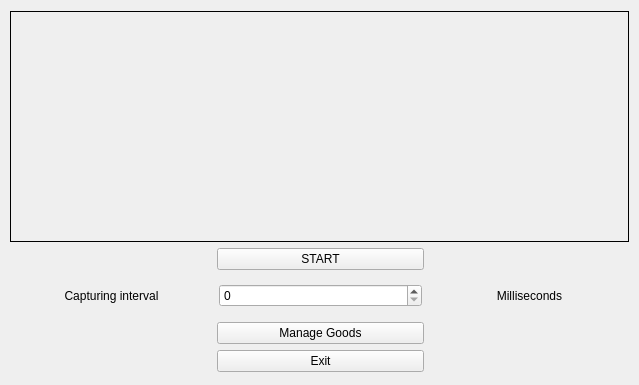
The window that exuserscreen.ui (mnxoid/Recognitor) describes before a commit, drawn with Qt 5.
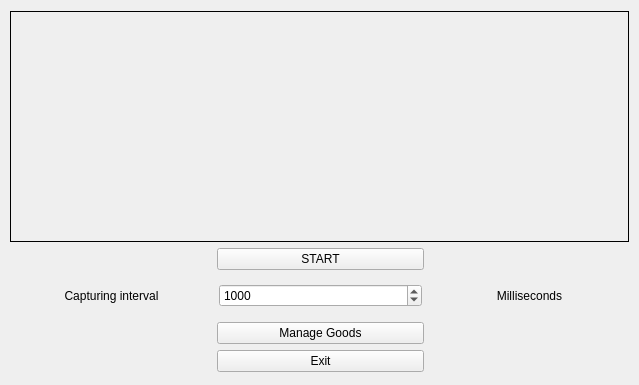
The same window after the commit.

```diff
--- a/exuserscreen.ui
+++ b/exuserscreen.ui
@@ -111,7 +111,17 @@
         </widget>
        </item>
        <item>
-        <widget class="QSpinBox" name="spinBox"/>
+        <widget class="QSpinBox" name="spinBox">
+         <property name="minimum">
+          <number>1</number>
+         </property>
+         <property name="maximum">
+          <number>1000000</number>
+         </property>
+         <property name="value">
+          <number>1000</number>
+         </property>
+        </widget>
        </item>
        <item>
         <widget class="QLabel" name="label_2">
```
